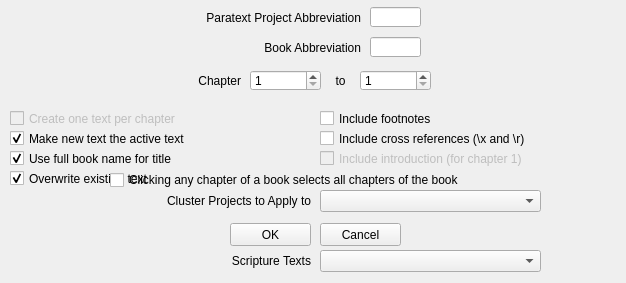
Before: the Qt Designer form Dev/Lib/Windows/ParatextChapSelectionDlg.ui in rmlockwood/FLExTrans, drawn with Qt 5.
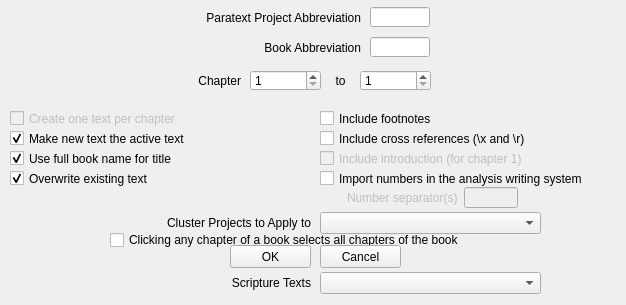
After: the same form once the commit is applied.

Commit message: Fixes #1235. Import numbers as analys WS

```diff
--- a/Dev/Lib/Windows/ParatextChapSelectionDlg.ui
+++ b/Dev/Lib/Windows/ParatextChapSelectionDlg.ui
@@ -10,7 +10,7 @@
     <x>0</x>
     <y>0</y>
     <width>626</width>
-    <height>283</height>
+    <height>305</height>
    </rect>
   </property>
   <property name="windowTitle">
@@ -140,7 +140,7 @@
      <rect>
       <x>370</x>
       <y>7</y>
-      <width>51</width>
+      <width>60</width>
       <height>20</height>
      </rect>
     </property>
@@ -150,7 +150,7 @@
      <rect>
       <x>370</x>
       <y>37</y>
-      <width>51</width>
+      <width>60</width>
       <height>20</height>
      </rect>
     </property>
@@ -191,7 +191,7 @@
     <property name="geometry">
      <rect>
       <x>230</x>
-      <y>223</y>
+      <y>245</y>
       <width>81</width>
       <height>23</height>
      </rect>
@@ -204,7 +204,7 @@
     <property name="geometry">
      <rect>
       <x>320</x>
-      <y>223</y>
+      <y>245</y>
       <width>81</width>
       <height>23</height>
      </rect>
@@ -262,7 +262,7 @@
     <property name="geometry">
      <rect>
       <x>320</x>
-      <y>190</y>
+      <y>212</y>
       <width>221</width>
       <height>22</height>
      </rect>
@@ -272,7 +272,7 @@
     <property name="geometry">
      <rect>
       <x>40</x>
-      <y>190</y>
+      <y>212</y>
       <width>271</width>
       <height>21</height>
      </rect>
@@ -311,7 +311,7 @@
     <property name="geometry">
      <rect>
       <x>110</x>
-      <y>170</y>
+      <y>230</y>
       <width>511</width>
       <height>20</height>
      </rect>
@@ -324,7 +324,7 @@
     <property name="geometry">
      <rect>
       <x>40</x>
-      <y>250</y>
+      <y>272</y>
       <width>271</width>
       <height>21</height>
      </rect>
@@ -340,12 +340,87 @@
     <property name="geometry">
      <rect>
       <x>320</x>
-      <y>250</y>
+      <y>272</y>
       <width>221</width>
       <height>22</height>
      </rect>
     </property>
    </widget>
+   <widget class="QCheckBox" name="numbersAsAnalysisCheckBox">
+    <property name="geometry">
+     <rect>
+      <x>320</x>
+      <y>170</y>
+      <width>301</width>
+      <height>17</height>
+     </rect>
+    </property>
+    <property name="toolTip">
+     <string>Put numbers like 7 or 144,000 in the analysis writing system, 
+so they don't have to be interlinearized.</string>
+    </property>
+    <property name="text">
+     <string>Import numbers in the analysis writing system</string>
+    </property>
+   </widget>
+   <widget class="QWidget" name="">
+    <property name="geometry">
+     <rect>
+      <x>347</x>
+      <y>187</y>
+      <width>171</width>
+      <height>21</height>
+     </rect>
+    </property>
+    <layout class="QHBoxLayout" name="horizontalLayout">
+     <item>
+      <widget class="QLabel" name="numberSeparatorLabel">
+       <property name="enabled">
+        <bool>false</bool>
+       </property>
+       <property name="text">
+        <string>Number separator(s)</string>
+       </property>
+      </widget>
+     </item>
+     <item>
+      <widget class="QLineEdit" name="numberSeparatorLineEdit">
+       <property name="enabled">
+        <bool>false</bool>
+       </property>
+       <property name="toolTip">
+        <string>The character(s) that separate groups of digits in a number, e.g. the comma in 144,000. 
+Enter more than one character if more than one is used. Leave it blank if numbers have no separator.</string>
+       </property>
+      </widget>
+     </item>
+    </layout>
+   </widget>
+   <zorder>selectAllChaptersCheckbox</zorder>
+   <zorder>makeActiveTextCheckBox</zorder>
+   <zorder>bookAbbrevLabel</zorder>
+   <zorder>fromChapterSpinBox</zorder>
+   <zorder>label</zorder>
+   <zorder>toLabel</zorder>
+   <zorder>useFullBookNameForTitleCheckBox</zorder>
+   <zorder>footnotesCheckBox</zorder>
+   <zorder>ptxProjAbbrevLineEdit</zorder>
+   <zorder>bookAbbrevLineEdit</zorder>
+   <zorder>chapterLabel</zorder>
+   <zorder>toChapterSpinBox</zorder>
+   <zorder>OKButton</zorder>
+   <zorder>CancelButton</zorder>
+   <zorder>crossrefsCheckBox</zorder>
+   <zorder>oneTextPerChapterCheckBox</zorder>
+   <zorder>includeIntroCheckBox</zorder>
+   <zorder>clusterProjectsComboBox</zorder>
+   <zorder>clusterProjectsLabel</zorder>
+   <zorder>overwriteExistingTextCheckBox</zorder>
+   <zorder>scriptureTextsLabel</zorder>
+   <zorder>scriptureTextsComboBox</zorder>
+   <zorder>numbersAsAnalysisCheckBox</zorder>
+   <zorder>numberSeparatorLabel</zorder>
+   <zorder>numberSeparatorLineEdit</zorder>
   </widget>
  </widget>
  <tabstops>
```
Left out of the diff: 2 changed lines with no effect on the pictures. The commit also changes 15 other files.
